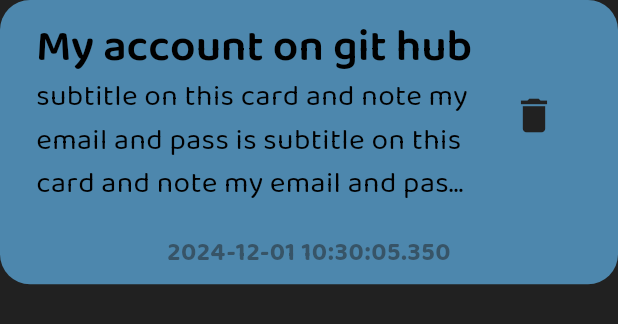
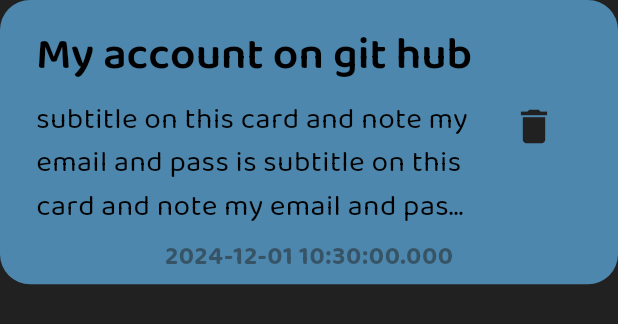
Before and after one commit to Zakarya-Jawish/dawwen, a Flutter app: the NoteCard widget shown alone on an empty page, opened directly, on a phone screen of 412 x 824 dp. Shown: the top 324 px of the screen. Run offline on Flutter 3.47's test engine with Material 3 defaults, Android fonts, the light colour scheme and no system bars; our stand-ins replace lottie.

Commit message:
create list note

```diff
--- a/lib/widgets/note_card.dart
+++ b/lib/widgets/note_card.dart
@@ -20,12 +20,15 @@
       child: Column(
         children: [
           ListTile(
-            title: Text(
-              'My account on git hub',
-              overflow: TextOverflow.ellipsis,
-              style: context.textTheme.displayMedium!
-                  .copyWith(color: Colors.black),
-              maxLines: 1,
+            title: Padding(
+              padding: const EdgeInsets.only(bottom: 10, top: 5),
+              child: Text(
+                'My account on git hub',
+                overflow: TextOverflow.ellipsis,
+                style: context.textTheme.displayMedium!
+                    .copyWith(color: Colors.black),
+                maxLines: 1,
+              ),
             ),
             subtitle: Text(
               'subtitle on this card and note my email and pass is subtitle on this card and note my email and pass is',
```
Also changed, not shown: lib/views/home_view.dart (+6 -11 lines), lib/widgets/list_builder_note.dart (added, +14 -0 lines).
